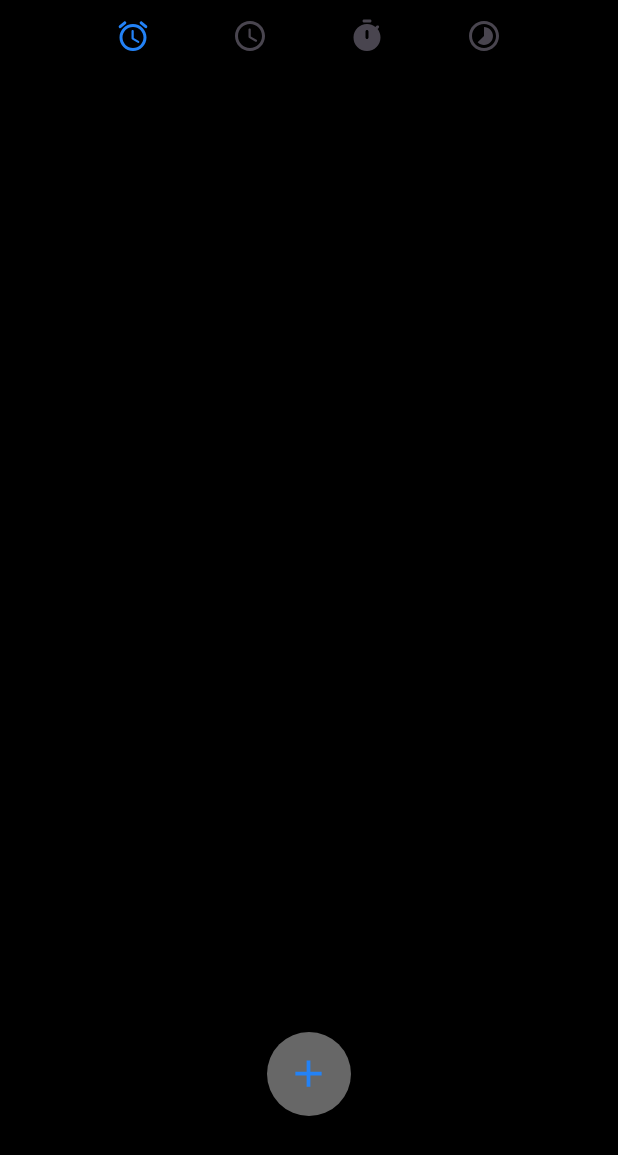
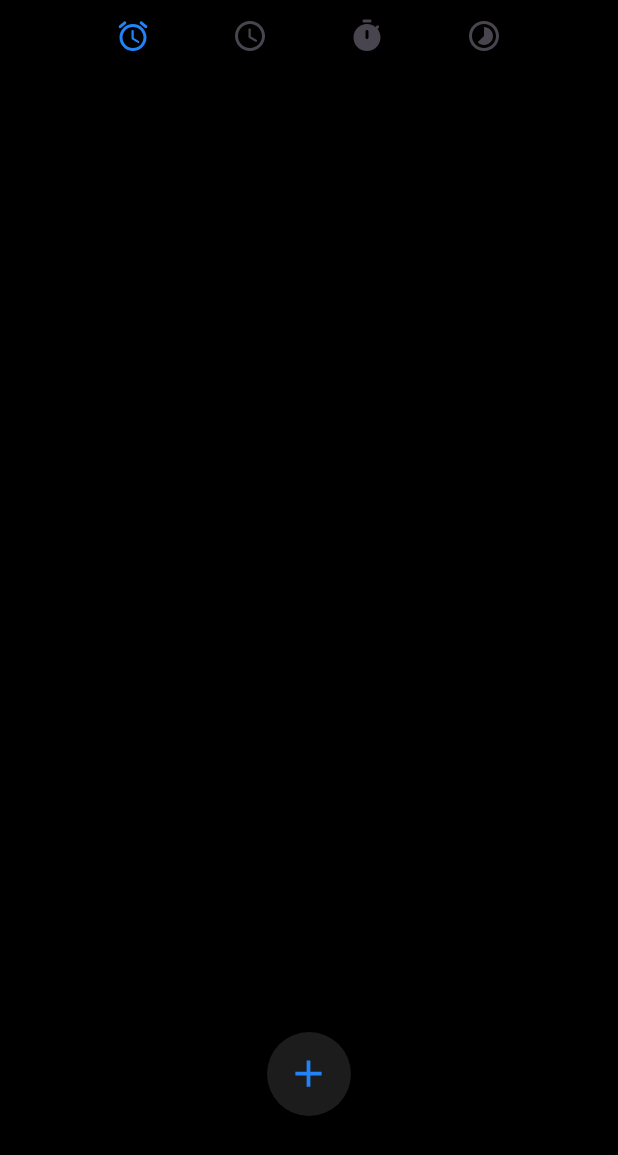
Before and after one commit to Manh-Dung/AlarmApplication2, an Android app: the screen it shows after launch (MainActivity), on a phone screen of 412 x 824 dp. Shown: the top 1155 px of the screen. Run offline under Robolectric (Android 15) with nearby library versions, the phone set to English and light mode, and no system bars; our stand-ins replace Room's generated code.

Commit message:
doi mau fab dep vc

```diff
--- a/app/src/main/res/layout/fragment_alarm.xml
+++ b/app/src/main/res/layout/fragment_alarm.xml
@@ -32,7 +32,7 @@
         android:elevation="5dp"
         android:src="@drawable/add_ic"
         android:theme="@style/Base.Theme.AlarmApplication2.Fab"
-        app:backgroundTint="@color/gray_icon"
+        app:backgroundTint="@color/fab"
         app:layout_constraintBottom_toTopOf="@+id/bottomDelete"
         app:layout_constraintEnd_toEndOf="parent"
         app:layout_constraintStart_toStartOf="parent"
--- a/app/src/main/res/layout/fragment_stop_clock.xml
+++ b/app/src/main/res/layout/fragment_stop_clock.xml
@@ -41,7 +41,7 @@
         android:layout_height="wrap_content"
         android:layout_marginBottom="80dp"
         android:src="@drawable/play_ic"
-        app:backgroundTint="@color/gray_icon"
+        app:backgroundTint="@color/fab"
         app:tint="@color/blue_icon"
         app:layout_constraintBottom_toBottomOf="parent"
         app:layout_constraintEnd_toEndOf="@+id/stopClockTxt"
--- a/app/src/main/res/values/colors.xml
+++ b/app/src/main/res/values/colors.xml
@@ -8,4 +8,5 @@
     <color name="times">#454545</color>
     <color name="switch_btn">#515151</color>
     <color name="colorPrimaryDark">#0E121B</color>
+    <color name="fab">#1C1C1C</color>
 </resources>
--- a/app/src/main/res/values/themes.xml
+++ b/app/src/main/res/values/themes.xml
@@ -20,7 +20,7 @@
         <!-- active thumb & track color -->
         <item name="colorControlActivated">@color/blue_icon</item>
         <!-- inactive thumb color -->
-        <item name="colorSwitchThumbNormal">@color/white</item>
+        <item name="colorSwitchThumbNormal">@color/gray_icon</item>
         <!-- inactive track color -->
         <item name="android:colorForeground">@color/switch_btn</item>
     </style>
```
